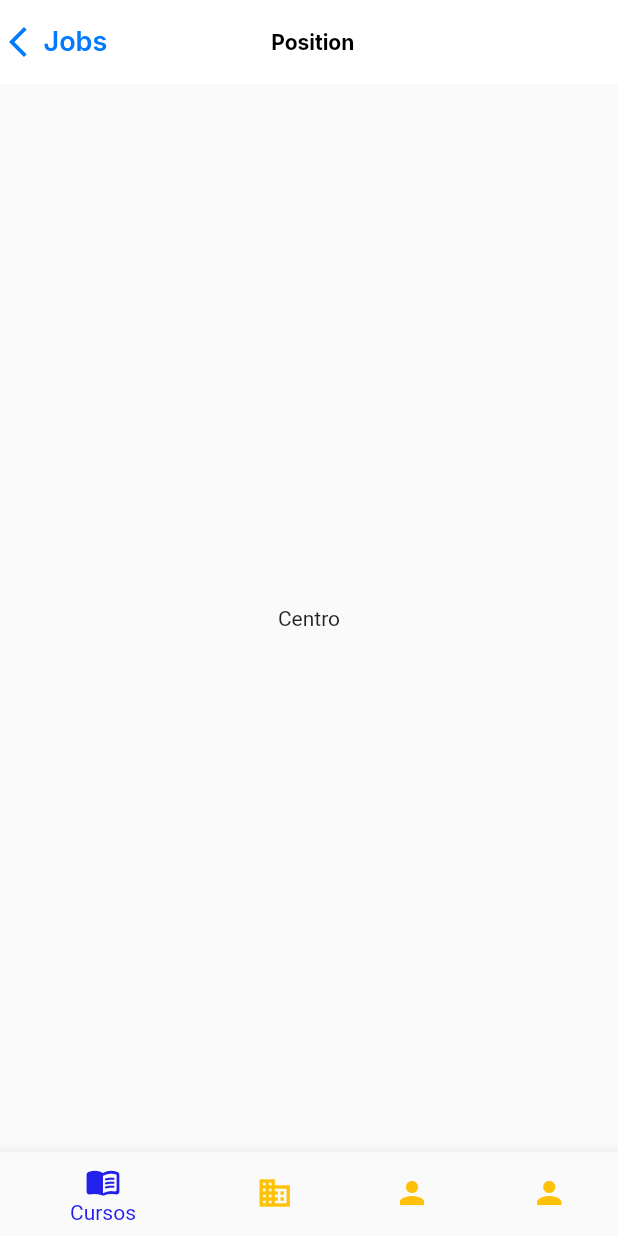
After one commit to bellujrb/hackathon-austria, a Flutter app: the DiagnosticScreen screen opened by its route, on a phone screen of 412 x 824 dp. The commit adds this screen. Run offline on Flutter 3.47's test engine with Material 2 defaults, Android fonts, the phone set to English and light mode, and no system bars; our stand-ins replace flutter_modular, flutter_swiper_plus, google_fonts.

Commit message:
add diagnostic

```diff
--- a/lib/core/styles/colors.dart
+++ b/lib/core/styles/colors.dart
@@ -12,6 +12,7 @@ class AppColors {
   static Color get primary => const Color(0xFF2864AE);
   static Color get primaryBlack => const Color(0xFF000000);
   static Color get primaryBlue => const Color(0xFF2420EB);
+  static Color get secondaryBlue => const Color(0xFF007AFF);
   static Color get primaryRed => const Color(0xFFFF3D3D);
   static Color get primaryGreen => const Color(0xFF249229);
   static Color get primaryPurple => const Color(0xFF8885FF);
--- a/lib/core/styles/text_styles.dart
+++ b/lib/core/styles/text_styles.dart
@@ -90,6 +90,12 @@ import 'package:hackathon_austria/core/styles/colors.dart';
       fontSize: 13,
       fontWeight: FontWeight.w600
     );
+
+    TextStyle get mediumBlue => TextStyle(
+      color: AppColors.secondaryBlue,
+      fontSize: 18,
+      fontWeight: FontWeight.w600
+    );
   }
 
   extension AppTextStylesExtension on BuildContext {
--- /dev/null
+++ b/lib/module/home/presenter/screens/diagnostic/diagnostic_screen.dart
@@ -0,0 +1,52 @@
+import 'package:flutter/material.dart';
+import 'package:flutter_modular/flutter_modular.dart';
+import 'package:google_fonts/google_fonts.dart';
+import 'package:hackathon_austria/core/extensions/build_context_utils.dart';
+import 'package:hackathon_austria/core/styles/colors.dart';
+import 'package:hackathon_austria/core/styles/text_styles.dart';
+import 'package:hackathon_austria/module/home/presenter/widgets/bottom_navigator.dart';
+
+class DiagnosticScreen extends StatelessWidget {
+  const DiagnosticScreen({super.key});
+
+  @override
+  Widget build(BuildContext context) {
+    final styleModifier = context.appTextStyles;
+    return Scaffold(
+        appBar: AppBar(
+          backgroundColor: Colors.white,
+          elevation: 0,
+          leadingWidth: context.mediaWidth * 0.4,
+          title: Text(
+            "Position",
+            style: GoogleFonts.inter(textStyle: styleModifier.smallPlusBlack),
+          ),
+          centerTitle: true,
+          leading: GestureDetector(
+            onTap: () => Modular.to.navigate("jobs"),
+            child: Row(
+              children: [
+                Icon(
+                  Icons.arrow_back_ios_new,
+                  size: 24,
+                  color: AppColors.secondaryBlue,
+                ),
+                const SizedBox(
+                  width: 5,
+                ),
+                Text(
+                  "Jobs",
+                  style: GoogleFonts.inter(textStyle: styleModifier.mediumBlue),
+                )
+              ],
+            ),
+          ),
+        ),
+        bottomNavigationBar: const BottomNavigationWidget(),
+        body: const SafeArea(
+          child: Center(
+            child: Text("Centro"),
+          ),
+        ));
+  }
+}
--- a/lib/module/home/presenter/screens/home/home_screen.dart
+++ b/lib/module/home/presenter/screens/home/home_screen.dart
@@ -11,7 +11,7 @@ class HomeScreen extends StatelessWidget {
   Widget build(BuildContext context) {
     return Scaffold(
       appBar: buildAppBar(context),
-      bottomNavigationBar: BottomNavigationWidget(),
+      bottomNavigationBar: const BottomNavigationWidget(),
       body: const SafeArea(
         child: Center(
           child: Text("Centro"),
--- a/lib/module/home/presenter/widgets/bottom_navigator.dart
+++ b/lib/module/home/presenter/widgets/bottom_navigator.dart
@@ -21,10 +21,10 @@ class _BottomNavigationWidgetState extends State<BottomNavigationWidget> {
       currentIndex: currentIndex,
       onTap: (index) {
         if(index == 0){
-          Modular.to.navigate("/");
+          Modular.to.navigate("/diagnostic");
         }
         if(index == 1){
-          Modular.to.navigate("vacanries");
+          Modular.to.navigate("jobs");
         }
         if(index == 2){
           Modular.to.navigate("/");
--- a/lib/module/home/presenter/widgets/item_vacancies.dart
+++ b/lib/module/home/presenter/widgets/item_jobs.dart
@@ -5,10 +5,10 @@ import 'package:hackathon_austria/core/styles/text_styles.dart';
 
 import '../../../../core/styles/colors.dart';
 
-class ItemVacancies extends StatelessWidget {
+class ItemJobs extends StatelessWidget {
   final String title;
   final String subtitle;
-  const ItemVacancies(
+  const ItemJobs(
       {super.key,
       required this.title,
       required this.subtitle,
```
Also changed, not shown: lib/module/home/home_module.dart (+5 -4 lines), lib/module/home/presenter/screens/jobs/jobs_screen.dart (renamed from lib/module/home/presenter/screens/vacancies/vacancies_screen.dart, +4 -4 lines).
